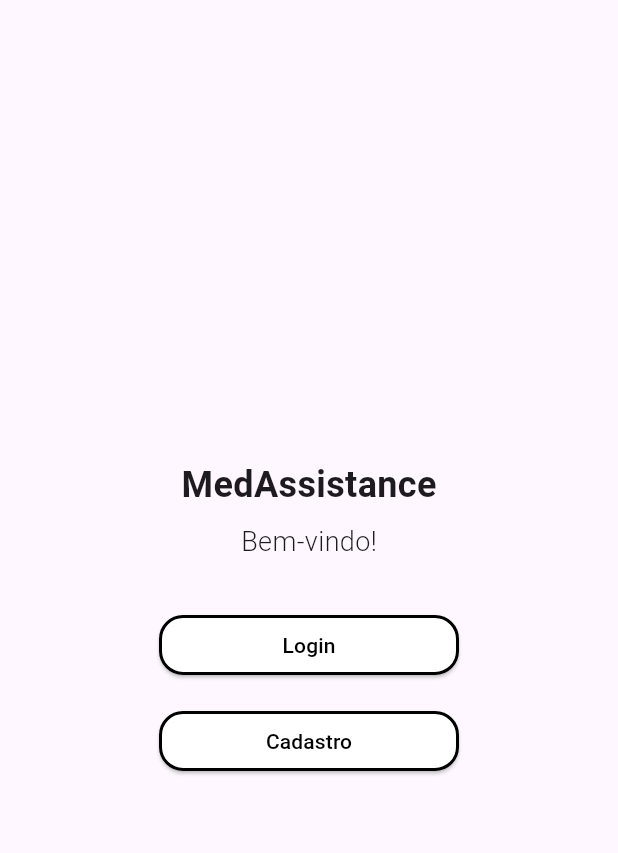
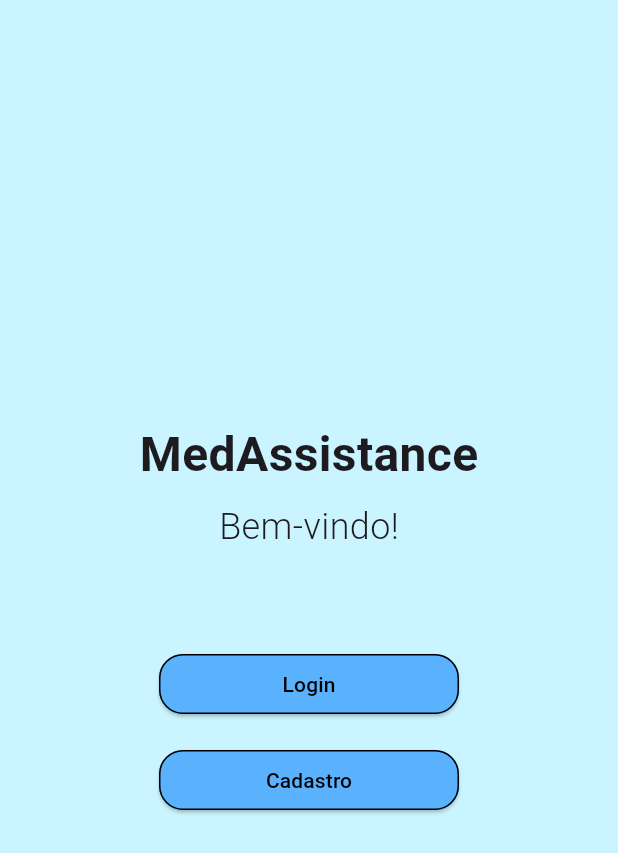
Before and after one commit to luborn-dev/med-assistance-frontend, a Flutter app: the LoginScreen screen opened by its route, after a tap on the "arrow back" icon, on a phone screen of 412 x 824 dp. Shown: the top 853 px of the screen. Run offline on Flutter 3.47's test engine with Material 3 defaults, Android fonts, the phone set to English and light mode, and no system bars; our stand-ins replace google_fonts.

Commit message:
FEAT: improvements + logo + google fonts

```diff
--- a/lib/screens/login_screen.dart
+++ b/lib/screens/login_screen.dart
@@ -96,9 +96,8 @@ class _LoginScreenState extends State<LoginScreen> {
               style: ElevatedButton.styleFrom(
                 shape: const RoundedRectangleBorder(
                   borderRadius: BorderRadius.all(Radius.circular(16)),
-                  side: BorderSide(width: 2, color: Colors.black),
+                  side: BorderSide(width: 1, color: Colors.black),
                 ),
-                backgroundColor: Colors.white,
                 foregroundColor: Colors.black,
                 minimumSize: const Size(160, 40),
               ),
--- a/lib/screens/main_screen.dart
+++ b/lib/screens/main_screen.dart
@@ -13,7 +13,7 @@ class MainScreen extends StatelessWidget {
             const Text(
               'MedAssistance',
               style: TextStyle(
-                fontSize: 24,
+                fontSize: 32,
                 fontWeight: FontWeight.bold,
               ),
             ),
@@ -21,18 +21,17 @@ class MainScreen extends StatelessWidget {
             const Text(
               'Bem-vindo!',
               style: TextStyle(
-                fontSize: 18,
+                fontSize: 24,
                 fontWeight: FontWeight.w300,
               ),
             ),
-            const SizedBox(height: 32),
+            const SizedBox(height: 64),
             ElevatedButton(
               style: ElevatedButton.styleFrom(
                 shape: const RoundedRectangleBorder(
                   borderRadius: BorderRadius.all(Radius.circular(16)),
-                  side: BorderSide(width: 2, color: Colors.black),
+                  side: BorderSide(width: 1, color: Colors.black),
                 ),
-                backgroundColor: Colors.white,
                 foregroundColor: Colors.black,
                 minimumSize: const Size(200, 40),
               ),
@@ -44,9 +43,8 @@ class MainScreen extends StatelessWidget {
               style: ElevatedButton.styleFrom(
                 shape: const RoundedRectangleBorder(
                   borderRadius: BorderRadius.all(Radius.circular(16)),
-                  side: BorderSide(width: 2, color: Colors.black),
+                  side: BorderSide(width: 1, color: Colors.black),
                 ),
-                backgroundColor: Colors.white,
                 foregroundColor: Colors.black,
                 minimumSize: const Size(200, 40),
               ),
--- a/pubspec.yaml
+++ b/pubspec.yaml
@@ -30,6 +30,7 @@ environment:
 dependencies:
   flutter:
     sdk: flutter
+  google_fonts: ^6.2.1
 
 
   # The following adds the Cupertino Icons font to your application.
@@ -57,6 +58,8 @@ flutter:
   # included with your application, so that you can use the icons in
   # the material Icons class.
   uses-material-design: true
+  assets:
+    - assets/logo.png
 
   # To add assets to your application, add an assets section, like this:
   # assets:
```
Also changed, not shown: lib/main.dart (+13 -0 lines), lib/screens/home_screen.dart (+23 -15 lines), lib/screens/signup_screen.dart (+8 -0 lines), assets/logo.png (added), pubspec.lock.
